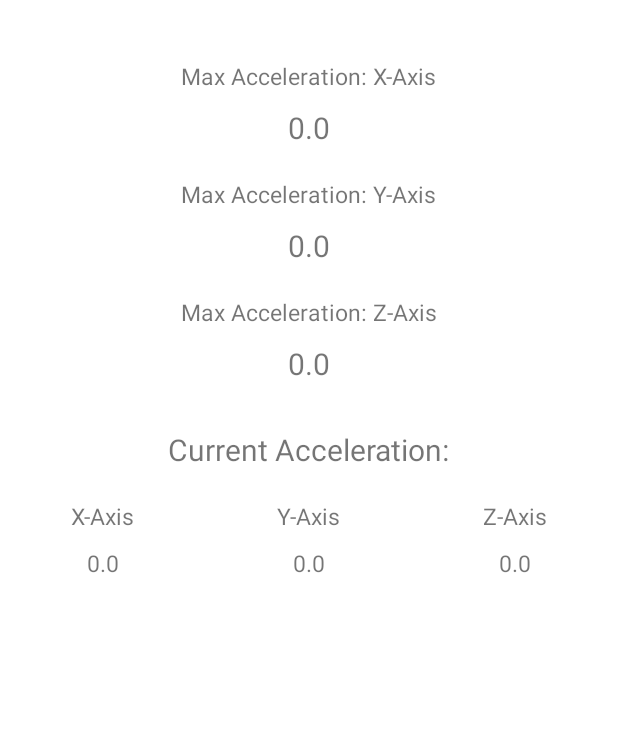
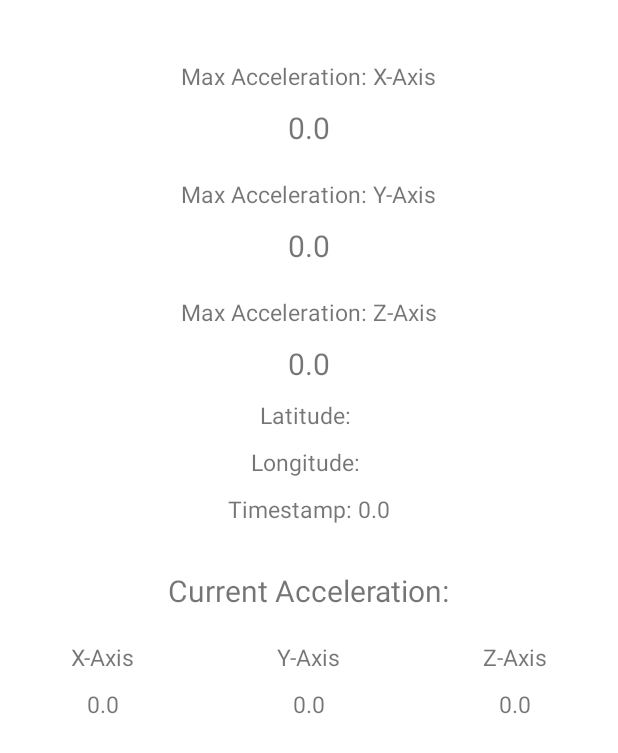
Before and after one commit to otnielyehezkiel/tugas_akhir, an Android app: the screen it shows after launch (MainActivity), on a phone screen of 412 x 824 dp. Shown: the top 753 px of the screen. Run offline under Robolectric (Android 15) with nearby library versions, the phone set to English and light mode, and no system bars.

Commit message:
add location gps

```diff
--- a/app/src/main/java/com/example/otnielyeheskiel/accelerometerdata/MainActivity.java
+++ b/app/src/main/java/com/example/otnielyeheskiel/accelerometerdata/MainActivity.java
@@ -1,16 +1,20 @@
 package com.example.otnielyeheskiel.accelerometerdata;
 
+import android.Manifest;
 import android.app.Activity;
 import android.content.Context;
+import android.content.pm.PackageManager;
 import android.hardware.Sensor;
 import android.hardware.SensorEvent;
 import android.hardware.SensorEventListener;
 import android.hardware.SensorManager;
+import android.location.Location;
+import android.location.LocationListener;
+import android.location.LocationManager;
 import android.os.Bundle;
-import android.os.Vibrator;
+import android.support.v4.app.ActivityCompat;
+import android.util.Log;
 import android.widget.TextView;
-
-import java.security.Timestamp;
 
 public class MainActivity extends Activity implements SensorEventListener {
 
@@ -18,7 +22,7 @@ public class MainActivity extends Activity implements SensorEventListener {
 
     private SensorManager sensorManager;
     private Sensor accelerometer;
-    private Sensor magnetometer;
+    private Sensor gravity;
     private long timestamp;
 
     private float deltaXMax = 0;
@@ -36,13 +40,24 @@ public class MainActivity extends Activity implements SensorEventListener {
     private float aY = 0;
     private float aZ = 0;
 
-    private float accelerometervalues[] = new float[3];
-    private float orientationvalues[] = new float[3];
-    private float geomagneticmatrix[] = new float[3];
+    private double temp;
 
-    private TextView currentX, currentY, currentZ, maxX, maxY, maxZ;
+    private final float alfa = (float) 0.8;
 
-    public Vibrator v;
+    private float gravities[]=new float[3];
+    private float accelerometers[]=new float[3];
+
+    private TextView currentX, currentY, currentZ, maxX, maxY, maxZ, lon,lat,tv_timestamp;
+
+    private static final int MY_PERMISSIONS_REQUEST = 1;
+    private static final int PERMISSION_REQUEST_COARSE_LOCATION = 1;
+    protected LocationManager lm;
+    protected Location location;
+    private boolean isGPS;
+    private boolean isNetwork;
+    private boolean isPermission=true;
+
+    public float latitude, longitude;
 
     @Override
     public void onCreate(Bundle savedInstanceState) {
@@ -50,25 +65,87 @@ public class MainActivity extends Activity implements SensorEventListener {
         setContentView(R.layout.activity_main);
         initializeViews();
 
+        //Location Function
+        locationFunc();
+
+        //sensor function
+        sensorFunc();
+
+
+
+    }
+
+    public void locationFunc(){
+        if (ActivityCompat.checkSelfPermission(this, Manifest.permission.ACCESS_FINE_LOCATION) != PackageManager.PERMISSION_GRANTED && ActivityCompat.checkSelfPermission(this, Manifest.permission.ACCESS_COARSE_LOCATION) != PackageManager.PERMISSION_GRANTED) {
+            ActivityCompat.requestPermissions(this, new String[]{Manifest.permission.ACCESS_FINE_LOCATION},MY_PERMISSIONS_REQUEST);
+            ActivityCompat.requestPermissions(this, new String[]{Manifest.permission.ACCESS_COARSE_LOCATION},PERMISSION_REQUEST_COARSE_LOCATION);
+            android.os.Process.killProcess(android.os.Process.myPid());
+            return;
+        }
+        lm = (LocationManager) getSystemService(Context.LOCATION_SERVICE);
+        LocationListener locationListener = new LocationListener() {
+
+            public void onLocationChanged(Location location) {
+                latitude = (float) location.getLatitude();
+                longitude =(float)  location.getLongitude();
+                displayLocation();
+                Log.d("location", "lat: "+ latitude + "lon: "+ longitude);
+            }
+
+            public void onStatusChanged(String s, int i, Bundle bundle) {
+                Log.d("location", "Status changed: " + s);
+            }
+
+            public void onProviderEnabled(String s) {
+                Log.d("location", "PROVIDER DISABLED: " + s);
+            }
+
+            public void onProviderDisabled(String s) {
+                Log.d("location", "PROVIDER DISABLED: " + s);
+            }
+        };
+
+
+        try {
+            this.isGPS = lm.isProviderEnabled(LocationManager.GPS_PROVIDER);
+            this.isNetwork = lm.isProviderEnabled(LocationManager.NETWORK_PROVIDER);
+            if(isGPS){
+                lm.requestLocationUpdates(LocationManager.GPS_PROVIDER, 0, 0,locationListener );
+                location = lm.getLastKnownLocation(LocationManager.GPS_PROVIDER);
+                if (location != null) {
+                    latitude = (float) location.getLatitude();
+                    longitude = (float)  location.getLongitude();
+                    Log.d("location gps","lat:" + latitude +", lon: " +longitude);
+                    displayLocation();
+                }
+            }
+
+            if(isNetwork){
+                lm.requestLocationUpdates(LocationManager.NETWORK_PROVIDER, 0, 0, locationListener);
+                location = lm.getLastKnownLocation(LocationManager.NETWORK_PROVIDER);
+                if (location != null) {
+                    latitude = (float) location.getLatitude();
+                    longitude = (float)  location.getLongitude();
+                    Log.d("location net","lat:" + latitude +", lon: " +longitude);
+                    displayLocation();
+                }
+            }
+        } catch (Exception e) {
+            Log.d("location",e.getMessage());// lets the user know there is a problem with the gps
+        }
+    }
+
+    public void sensorFunc(){
         sensorManager = (SensorManager) getSystemService(Context.SENSOR_SERVICE);
+
         if (sensorManager.getDefaultSensor(Sensor.TYPE_ACCELEROMETER) != null) {
             // success!
             accelerometer = sensorManager.getDefaultSensor(Sensor.TYPE_ACCELEROMETER);
             sensorManager.registerListener(this, accelerometer, SensorManager.SENSOR_DELAY_UI);
-
+            Log.d("sensor","accelerometer success");
         } else {
-            // fail!
+            Log.d("sensor","accelerometer failed");
         }
-        if (sensorManager.getDefaultSensor(Sensor.TYPE_MAGNETIC_FIELD) != null) {
-            // success!
-            magnetometer  = sensorManager.getDefaultSensor(Sensor.TYPE_MAGNETIC_FIELD);
-            sensorManager.registerListener(this, magnetometer , SensorManager.SENSOR_DELAY_UI);
-
-        } else {
-            // fail!
-        }
-
-
     }
 
     public void initializeViews() {
@@ -79,19 +156,27 @@ public class MainActivity extends Activity implements SensorEventListener {
         maxX = (TextView) findViewById(R.id.maxX);
         maxY = (TextView) findViewById(R.id.maxY);
         maxZ = (TextView) findViewById(R.id.maxZ);
+
+        lon = (TextView) findViewById(R.id.lon);
+        lat = (TextView) findViewById(R.id.lat);
+
+        tv_timestamp = (TextView) findViewById(R.id.tv_timestamp);
     }
 
     //onResume() register the accelerometer for listening the events
     protected void onResume() {
         super.onResume();
         sensorManager.registerListener(this, accelerometer, SensorManager.SENSOR_DELAY_UI);
-        sensorManager.registerListener(this, magnetometer, SensorManager.SENSOR_DELAY_UI);
     }
 
     //onPause() unregister the accelerometer for stop listening the events
     protected void onPause() {
         super.onPause();
         sensorManager.unregisterListener(this);
+    }
+
+    protected void onDestroy(){
+        super.onDestroy();
     }
 
     @Override
@@ -101,32 +186,15 @@ public class MainActivity extends Activity implements SensorEventListener {
 
     @Override
     public void onSensorChanged(SensorEvent event) {
-
         switch(event.sensor.getType()){
             case Sensor.TYPE_ACCELEROMETER:
-                accelerometervalues = event.values.clone();
-                break;
-            case Sensor.TYPE_MAGNETIC_FIELD:
-                geomagneticmatrix = event.values.clone();
+                accelerometers = event.values.clone();
+                Log.d("sensor",accelerometers[0]+" " +accelerometers[1]+" "+ accelerometers[2]);
                 break;
         }
 
         timestamp = System.currentTimeMillis();
-        lastX = deltaX;
-        lastY = deltaY;
-        lastZ = deltaZ;
-
-
-        if (geomagneticmatrix != null && accelerometervalues != null) {
-            float[] R = new float[16];
-            float[] I = new float[16];
-            SensorManager.getRotationMatrix(R, I, accelerometervalues, geomagneticmatrix);
-            SensorManager.getOrientation(R, orientationvalues);
-            deltaX =(float) (accelerometervalues[0]*(Math.cos(orientationvalues[2])*Math.cos(orientationvalues[0])+Math.sin(orientationvalues[2])*Math.sin(orientationvalues[1])*Math.sin(orientationvalues[0])) + accelerometervalues[1]*(Math.cos(orientationvalues[1])*Math.sin(orientationvalues[0])) + accelerometervalues[2]*(-Math.sin(orientationvalues[2])*Math.cos(orientationvalues[0])+Math.cos(orientationvalues[2])*Math.sin(orientationvalues[1])*Math.sin(orientationvalues[0])));
-            deltaY = (float) (accelerometervalues[0]*(-Math.cos(orientationvalues[2])*Math.sin(orientationvalues[0])+Math.sin(orientationvalues[2])*Math.sin(orientationvalues[1])*Math.cos(orientationvalues[0])) + accelerometervalues[1]*(Math.cos(orientationvalues[1])*Math.cos(orientationvalues[0])) + accelerometervalues[2]*(Math.sin(orientationvalues[2])*Math.sin(orientationvalues[0])+ Math.cos(orientationvalues[2])*Math.sin(orientationvalues[1])*Math.cos(orientationvalues[0])));
-            deltaZ = (float) (accelerometervalues[0]*(Math.sin(orientationvalues[2])*Math.cos(orientationvalues[1])) + accelerometervalues[1]*(-Math.sin(orientationvalues[1])) + accelerometervalues[2]*(Math.cos(orientationvalues[2])*Math.cos(orientationvalues[1])));
-            //What should I do here to transform the components of accelerometervalues into real world acceleration components??
-        }
+        Log.d("timestamp",Long.toString(timestamp));
 
         // clean current values
         displayCleanValues();
@@ -135,34 +203,26 @@ public class MainActivity extends Activity implements SensorEventListener {
         // display the max x,y,z accelerometer values
         displayMaxValues();
 
+        // get the x,y,z values of the accelerometer
+        gravities[0] = alfa * gravities[0] + (1 - alfa) * accelerometers[0];
+        gravities[1] = alfa * gravities[1] + (1 - alfa) * accelerometers[1];
+        gravities[2] = alfa * gravities[2] + (1 - alfa) * accelerometers[2];
+        aX = event.values[0] - gravities[0];
+        aY = event.values[1] - gravities[1];
+        aZ = event.values[2] - gravities[2];
 
-        deltaX = Math.abs(lastX-deltaX);
-        deltaY = Math.abs(lastY-deltaY);
-        deltaZ = Math.abs(lastZ-deltaZ);
-
-        // get the x,y,z values of the accelerometer
-       /* aX = event.values[0];
-        aY = event.values[1];
-        aZ = event.values[2];
-
-        alpha= Math.atan(aY/aZ);
-        beta = Math.atan((-aX)/(Math.hypot(aY,aZ)));
+        alpha= Math.atan2(aY,aZ);
+        beta = Math.atan2((-aX),(Math.hypot(aY,aZ)));
         // reorientation
         deltaX =(float) ((Math.cos(beta)*aX) + (Math.sin(beta)*Math.sin(alpha)*aY) +
                 (Math.cos(alpha)*Math.sin(beta)*aZ));
         deltaY = (float)(Math.cos(alpha)*aY-Math.sin(alpha)*aZ);
-        deltaZ = (float) (-(Math.sin(beta)*aX)+(Math.cos(beta)*Math.sin(alpha)*aY)+Math.cos(beta)*Math.cos(alpha)*aZ);
-
-        deltaX = Math.abs(lastX-deltaX);
-        deltaY = Math.abs(lastY-deltaY);
-        deltaZ = Math.abs(lastZ-deltaZ);*/
+        deltaZ = (float) (-(Math.sin(beta)*deltaX)+(Math.cos(beta)*Math.sin(alpha)*deltaY)+Math.cos(beta)*Math.cos(alpha)*aZ);
         // if the change is below 2, it is just plain noise
-        if (deltaX < 2)
+        if (deltaX < 0.01)
             deltaX = 0;
-        if (deltaY < 2)
+        if (deltaY < 0.01)
             deltaY = 0;
-        if (deltaZ < 2)
-            deltaZ = 0;
 
     }
 
@@ -177,6 +237,7 @@ public class MainActivity extends Activity implements SensorEventListener {
         currentX.setText(Float.toString(deltaX));
         currentY.setText(Float.toString(deltaY));
         currentZ.setText(Float.toString(deltaZ));
+        tv_timestamp.setText(Long.toString(timestamp));
 
     }
 
@@ -186,8 +247,8 @@ public class MainActivity extends Activity implements SensorEventListener {
             deltaXMax = deltaX;
             maxX.setText(Float.toString(deltaXMax));
         }
-        if (deltaY > deltaYMax) {
-            deltaYMax = deltaY;
+        if (deltaZ < deltaYMax) {
+            deltaYMax = deltaZ;
             maxY.setText(Float.toString(deltaYMax));
         }
         if (deltaZ > deltaZMax) {
@@ -195,4 +256,12 @@ public class MainActivity extends Activity implements SensorEventListener {
             maxZ.setText(Float.toString(deltaZMax));
         }
     }
+
+    //display latitude, longitude
+    public void displayLocation(){
+        lat.setText(Float.toString(latitude));
+        lon.setText(Float.toString(longitude));
+    }
+
+
 }
--- a/app/src/main/res/layout/activity_main.xml
+++ b/app/src/main/res/layout/activity_main.xml
@@ -4,7 +4,6 @@
     android:layout_height="match_parent"
     android:layout_gravity="center"
     android:background="#ffffff"
-    android:gravity="center"
     android:orientation="vertical"
     android:paddingTop="20dp" >
 
@@ -58,6 +57,66 @@
         android:layout_marginTop="10dp"
         android:text="0.0"
         android:textSize="20dp" />
+    <LinearLayout
+        android:layout_width="match_parent"
+        android:layout_height="wrap_content"
+        android:gravity="center"
+        android:orientation="horizontal"
+        android:layout_marginTop="10dp">
+        <TextView
+            android:layout_width="wrap_content"
+            android:layout_height="wrap_content"
+            android:layout_gravity="center"
+            android:text="Latitude: "
+            android:textSize="15dp" />
+        <TextView
+            android:id="@+id/lat"
+            android:layout_width="wrap_content"
+            android:layout_height="wrap_content"
+            android:layout_gravity="center"
+            android:textSize="15dp" />
+    </LinearLayout>
+    <LinearLayout
+        android:layout_width="match_parent"
+        android:layout_height="wrap_content"
+        android:gravity="center"
+        android:orientation="horizontal"
+        android:layout_marginTop="10dp">
+        <TextView
+            android:layout_width="wrap_content"
+            android:layout_height="wrap_content"
+            android:layout_gravity="center"
+            android:text="Longitude: "
+            android:textSize="15dp" />
+        <TextView
+            android:id="@+id/lon"
+            android:layout_width="wrap_content"
+            android:layout_height="wrap_content"
+            android:layout_gravity="center"
+            android:textSize="15dp" />
+    </LinearLayout>
+    <LinearLayout
+        android:layout_width="match_parent"
+        android:layout_height="wrap_content"
+        android:gravity="center"
+        android:orientation="horizontal"
+        android:layout_marginTop="10dp">
+        <TextView
+            android:layout_width="wrap_content"
+            android:layout_height="wrap_content"
+            android:layout_gravity="center"
+            android:text="Timestamp: "
+            android:textSize="15dp" />
+        <TextView
+            android:id="@+id/tv_timestamp"
+            android:layout_width="wrap_content"
+            android:layout_height="wrap_content"
+            android:layout_gravity="center"
+            android:text="0.0"
+            android:textSize="15dp" />
+
+    </LinearLayout>
+
 
     <TextView
         android:layout_width="wrap_content"
@@ -70,7 +129,7 @@
 
     <LinearLayout
         android:layout_width="match_parent"
-        android:layout_height="match_parent"
+        android:layout_height="wrap_content"
         android:background="#ffffff"
         android:gravity="center|top"
         android:orientation="horizontal" >
@@ -152,6 +211,7 @@
                 android:text="0.0"
                 android:textSize="15dp" />
         </LinearLayout>
+
+
     </LinearLayout>
-
 </LinearLayout>
```
Also changed, not shown: app/src/main/AndroidManifest.xml (+6 -1 lines).
